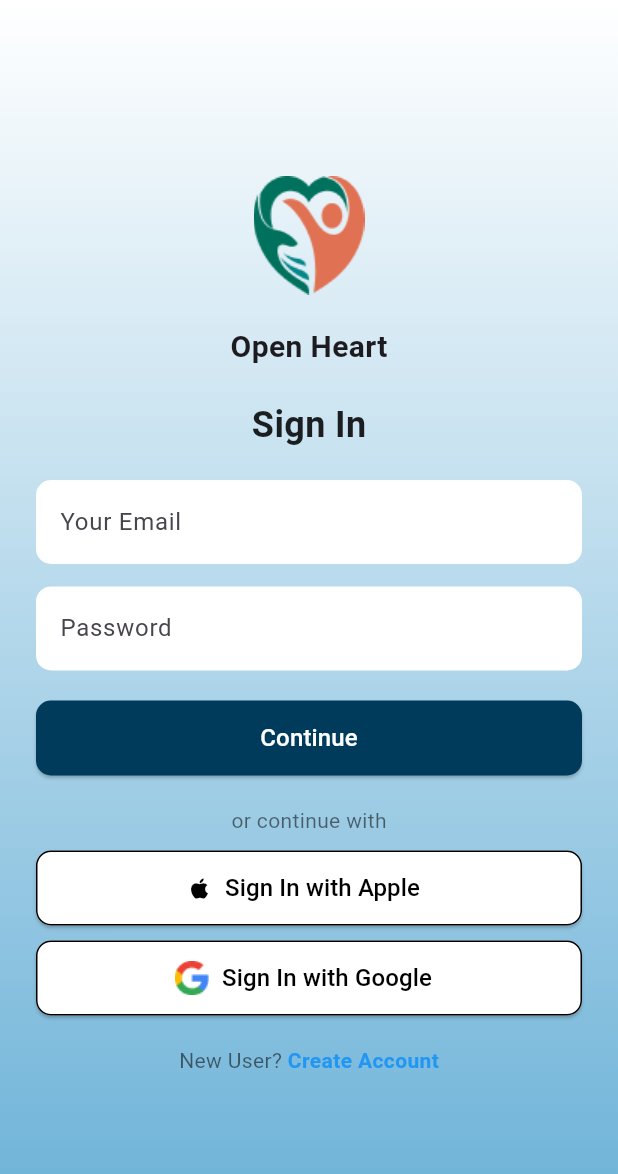
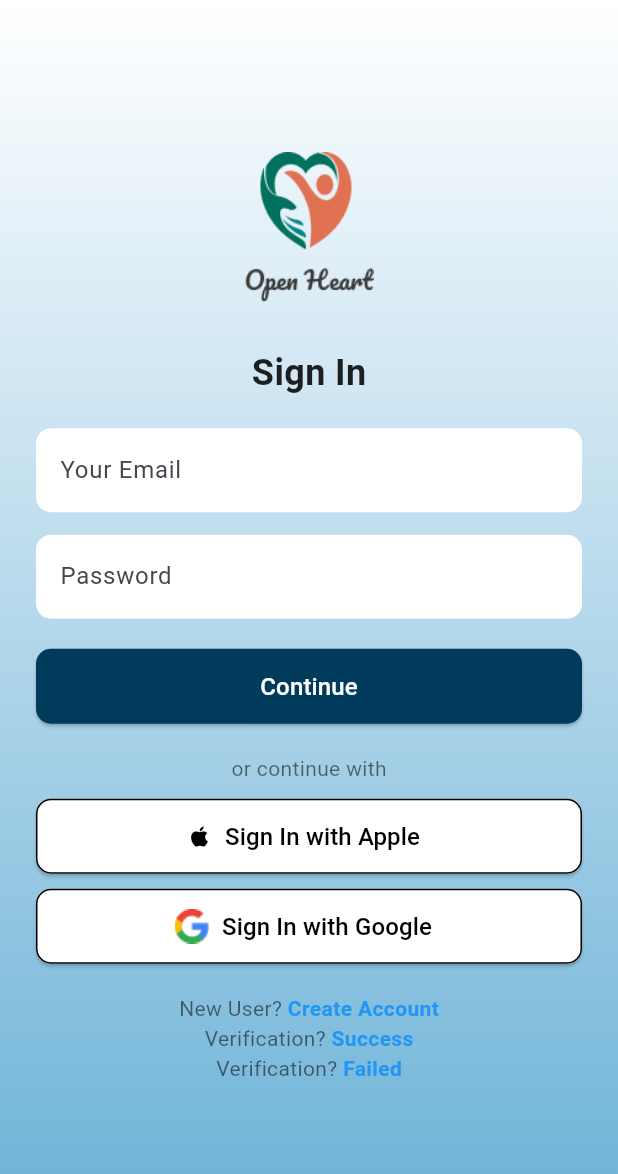
Before and after one commit to thenugamage/Open-Heart, a Flutter app: the screen it shows after launch, on a phone screen of 412 x 824 dp. Shown: the top 1174 px of the screen. Run offline on Flutter 3.47's test engine with Material 3 defaults, Android fonts, the light colour scheme and no system bars.

Commit message:
verification success and failed pages

```diff
--- a/open_heart/lib/main.dart
+++ b/open_heart/lib/main.dart
@@ -1,5 +1,7 @@
 import 'package:flutter/material.dart';
 import 'signup.dart';
+import 'VerificationSuccess.dart';
+import 'VerificationFailed.dart';
 
 
 void main() {
@@ -45,10 +47,6 @@ class SignInScreen extends StatelessWidget {
                 height: 100,
               ),
               const SizedBox(height: 10),
-              const Text(
-                "Open Heart",
-                style: TextStyle(fontSize: 20, fontWeight: FontWeight.bold),
-              ),
               const SizedBox(height: 20),
               const Text(
                 "Sign In",
@@ -188,6 +186,59 @@ class SignInScreen extends StatelessWidget {
                   ),
                 ),
               ),
+
+
+              // Verification success
+              GestureDetector(
+                onTap: () {
+                  Navigator.push(
+                    context,
+                    MaterialPageRoute(builder: (context) => VerificationSuccessPage ()),
+                  );
+                },
+                child: const Text.rich(
+                  TextSpan(
+                    text: "Verification? ",
+                    style: TextStyle(color: Colors.black54, fontSize: 14),
+                    children: [
+                      TextSpan(
+                        text: "Success",
+                        style: TextStyle(
+                          color: Colors.blue,
+                          fontWeight: FontWeight.bold,
+                        ),
+                      ),
+                    ],
+                  ),
+                ),
+              ),
+
+              // Verification failed
+              GestureDetector(
+                onTap: () {
+                  Navigator.push(
+                    context,
+                    MaterialPageRoute(builder: (context) => OtpFailurePage ()),
+                  );
+                },
+                child: const Text.rich(
+                  TextSpan(
+                    text: "Verification? ",
+                    style: TextStyle(color: Colors.black54, fontSize: 14),
+                    children: [
+                      TextSpan(
+                        text: "Failed",
+                        style: TextStyle(
+                          color: Colors.blue,
+                          fontWeight: FontWeight.bold,
+                        ),
+                      ),
+                    ],
+                  ),
+                ),
+              ),
+
+
             ],
           ),
         ),
```
Also changed, not shown: open_heart/lib/VerificationFailed.dart (added, +90 -0 lines), open_heart/lib/VerificationSuccess.dart (added, +90 -0 lines), open_heart/lib/signup.dart (+1 -6 lines), open_heart/Assets/Completed_Icon.png (added), open_heart/Assets/child1.png (added), open_heart/Assets/child2.png (added), open_heart/Assets/child3.png (added), open_heart/Assets/child4.png (added), open_heart/Assets/child5.png (added), open_heart/Assets/child6.png (added), open_heart/Assets/child7.png (added), open_heart/Assets/child8.png (added), open_heart/Assets/logo.png, open_heart/Assets/sad-face.png (added).
